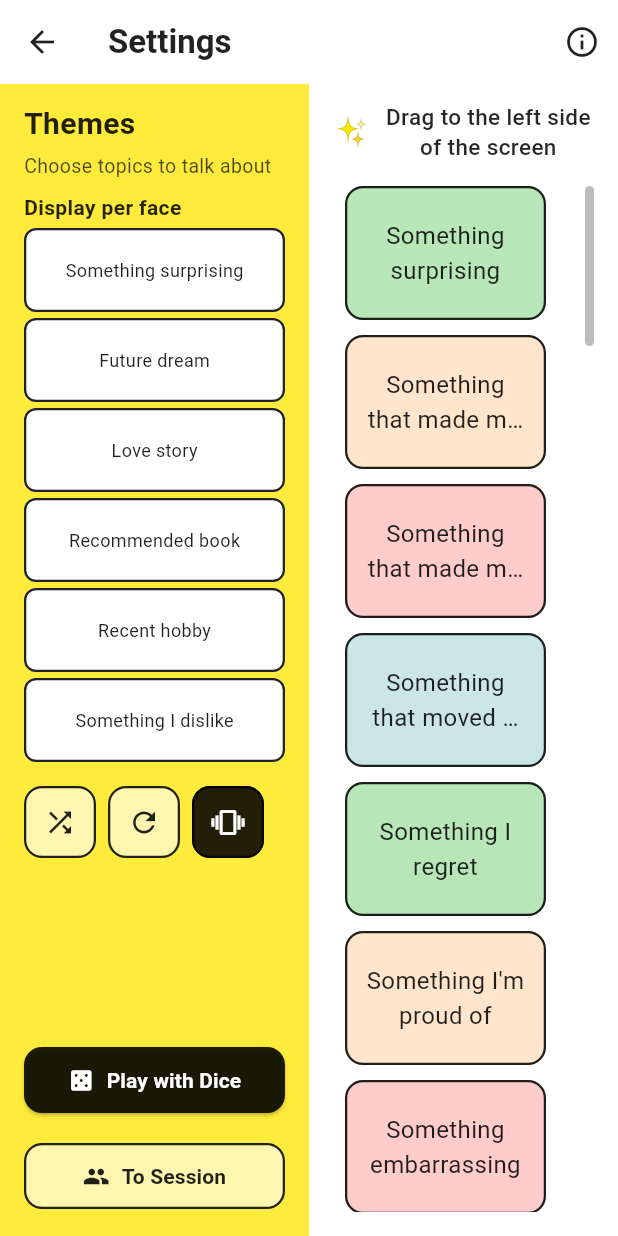
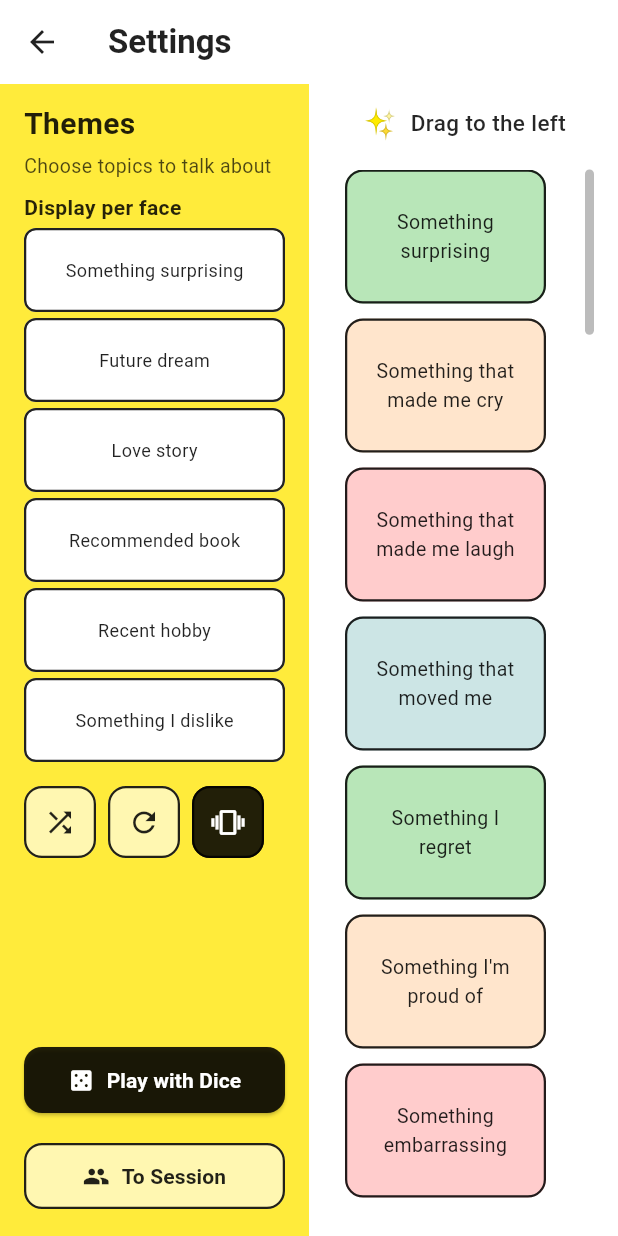
Before and after one commit to rushhirosan/talkseed, a Flutter app: the screen it shows after launch, after a tap on "Skip", after a tap on "Random topics", on a phone screen of 412 x 824 dp. Run offline on Flutter 3.47's test engine with Material 3 defaults, Android fonts, the phone set to English and light mode, and no system bars; our stand-ins replace hive, hive_flutter, shared_preferences, vibration; accounts and stored records are empty.

Commit message:
feat(web): optimize layout for web viewport
- WebAdaptiveLayout: maxContentWidth 420, breakpoint 520, maxContentHeight 900
- Add viewport meta to index.html
- Remove about button from app bars (dice, initial_settings, tutorial)
- Screenshot reorg: ja/en subfolders for iOS/Android
- l10n: shorten useVariantsToChooseTheme (en)
- initial_settings: adjust theme card font sizes and maxLines

Made-with: Cursor

```diff
--- a/lib/l10n/app_localizations_en.dart
+++ b/lib/l10n/app_localizations_en.dart
@@ -143,7 +143,7 @@ class AppLocalizationsEn extends AppLocalizations {
   String get yourThemes => 'Choose topics to talk about';
 
   @override
-  String get useVariantsToChooseTheme => 'Drag to the left side of the screen';
+  String get useVariantsToChooseTheme => 'Drag to the left';
 
   @override
   String get themeSurprised => 'Something surprising';
--- a/lib/main.dart
+++ b/lib/main.dart
@@ -13,7 +13,12 @@ import 'package:theme_dice/pages/tutorial_page.dart';
 Future<void> main() async {
   WidgetsFlutterBinding.ensureInitialized();
   await SessionRecordService.init();
-  runApp(const WebAdaptiveLayout(child: MyApp()));
+  runApp(const WebAdaptiveLayout(
+    child: MyApp(),
+    maxContentWidth: 420,
+    maxContentHeight: 900,
+    breakpoint: 520,
+  ));
 }
 
 class MyApp extends StatelessWidget {
--- a/lib/pages/initial_settings_page.dart
+++ b/lib/pages/initial_settings_page.dart
@@ -2,7 +2,6 @@ import 'package:flutter/material.dart';
 import 'package:flutter/cupertino.dart';
 import 'dart:math';
 import 'package:theme_dice/l10n/app_localizations.dart';
-import 'package:theme_dice/utils/about_links_helper.dart';
 import '../models/polyhedron_type.dart';
 import '../models/theme.dart';
 import '../utils/preferences_helper.dart';
@@ -271,13 +270,7 @@ class _InitialSettingsPageState extends State<InitialSettingsPage> {
             fontSize: 22,
           ),
         ),
-        actions: [
-          IconButton(
-            icon: const Icon(Icons.info_outline, color: _black),
-            onPressed: () => AboutLinksHelper.showAboutSheet(context),
-            tooltip: l10n.aboutApp,
-          ),
-        ],
+        actions: const [],
       ),
       body: SafeArea(
         bottom: true,
@@ -1008,10 +1001,10 @@ class _InitialSettingsPageState extends State<InitialSettingsPage> {
               theme,
               style: TextStyle(
                 color: Colors.black87.withOpacity(0.5),
-                fontSize: 14,
+                fontSize: 13,
               ),
               textAlign: TextAlign.center,
-              maxLines: 2,
+              maxLines: 3,
               overflow: TextOverflow.ellipsis,
             ),
           ),
@@ -1032,11 +1025,11 @@ class _InitialSettingsPageState extends State<InitialSettingsPage> {
             theme,
             style: const TextStyle(
               color: Colors.black87,
-              fontSize: 16,
+              fontSize: 13,
               fontWeight: FontWeight.normal,
             ),
             textAlign: TextAlign.center,
-            maxLines: 2,
+            maxLines: 3,
             overflow: TextOverflow.ellipsis,
           ),
         ),
--- a/lib/pages/tutorial_page.dart
+++ b/lib/pages/tutorial_page.dart
@@ -1,6 +1,5 @@
 import 'package:flutter/material.dart';
 import 'package:theme_dice/l10n/app_localizations.dart';
-import '../utils/about_links_helper.dart';
 import '../utils/preferences_helper.dart';
 import 'dart:math' as math;
 
@@ -140,17 +139,12 @@ class _TutorialPageState extends State<TutorialPage> {
         body: SafeArea(
         child: Column(
           children: [
-            // スキップボタンとアプリについて
+            // スキップボタン
             Padding(
               padding: const EdgeInsets.all(16.0),
               child: Row(
-                mainAxisAlignment: MainAxisAlignment.spaceBetween,
+                mainAxisAlignment: MainAxisAlignment.end,
                 children: [
-                  IconButton(
-                    icon: const Icon(Icons.info_outline, color: _whiteText),
-                    onPressed: () => AboutLinksHelper.showAboutSheet(context),
-                    tooltip: l10n.aboutApp,
-                  ),
                   TextButton(
                     onPressed: _completeTutorial,
                     child: Text(
```
Also changed, not shown: lib/pages/dice_page.dart (+1 -8 lines), 34 other files.
